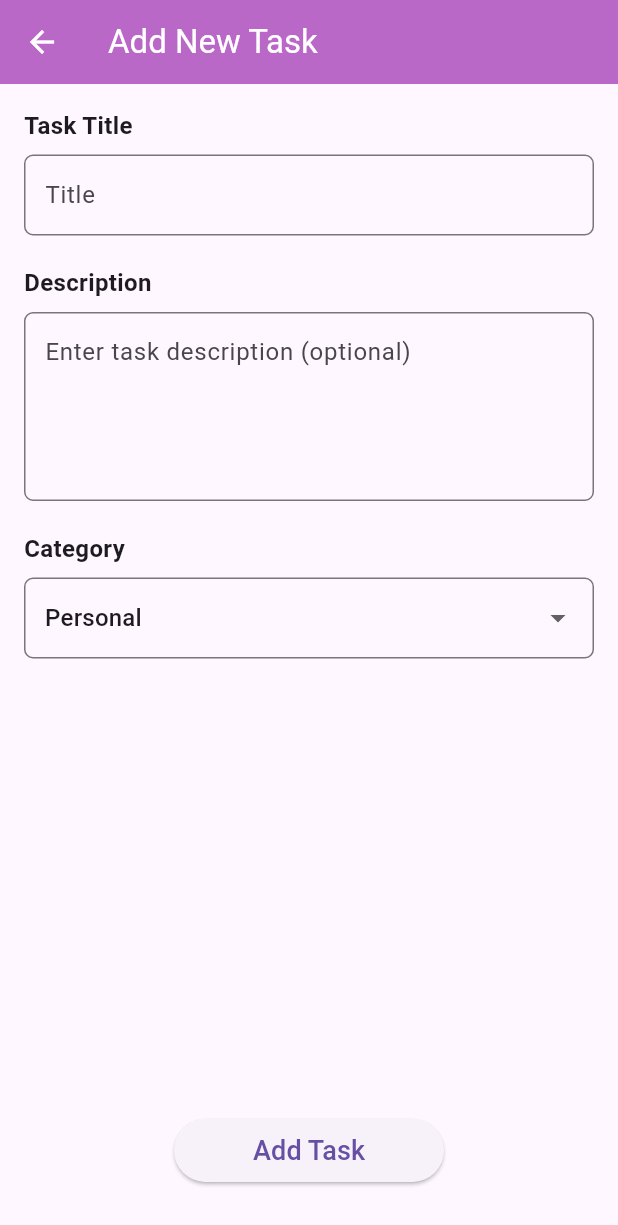
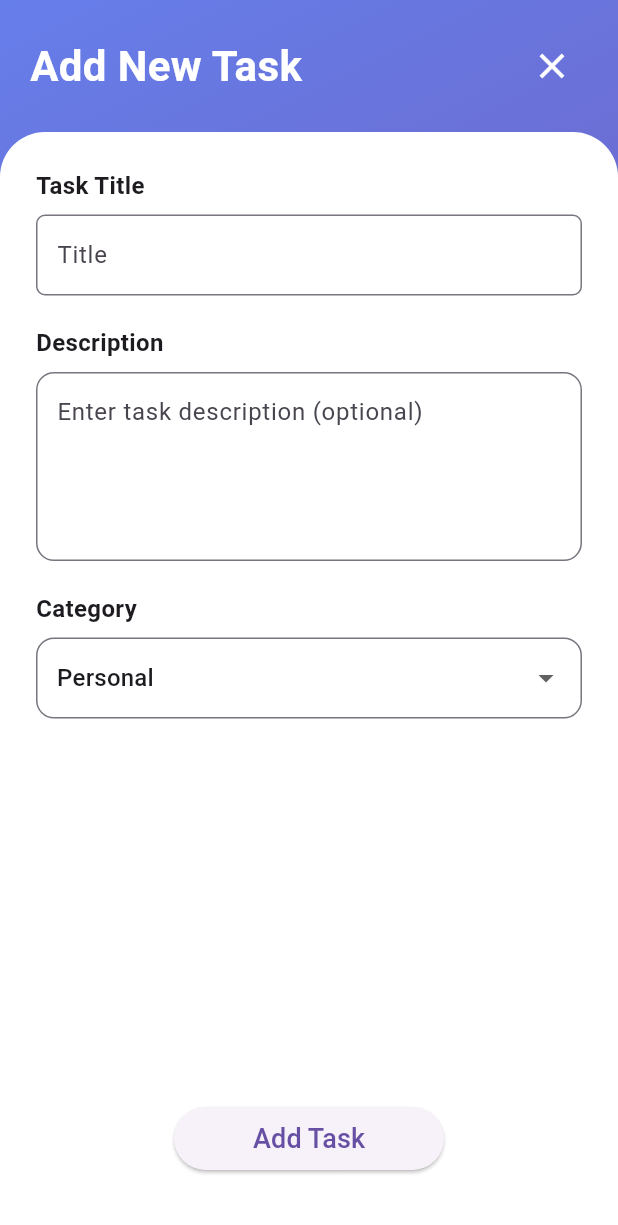
Before and after one commit to Chackooze/note-tasky-ver2, a Flutter app: the AddTaskScreen screen opened directly, on a phone screen of 412 x 824 dp. Shown: the top 1225 px of the screen. Run offline on Flutter 3.47's test engine with Material 3 defaults, Android fonts, the phone set to English and light mode, and no system bars; our stand-ins replace cloud_firestore, firebase_auth, firebase_core; accounts and stored records are empty.

Commit message:
add_task_screen.dart

```diff
--- a/lib/screens/add_task_screen.dart
+++ b/lib/screens/add_task_screen.dart
@@ -42,15 +42,55 @@ class _AddTaskScreenState extends State<AddTaskScreen> {
   @override
   Widget build(BuildContext context) {
     return Scaffold(
-      appBar: AppBar(
-        title: const Text('Add New Task'),
-        backgroundColor: Colors.purple[300],
-        foregroundColor: Colors.white,
+      body: Container(
+        decoration: const BoxDecoration(
+          gradient: LinearGradient(
+            begin: Alignment.topLeft,
+            end: Alignment.bottomRight,
+            colors: [
+              Color(0xFF667eea),
+              Color(0xFF764ba2),
+            ],
           ),
-      body: Form(
+        ),
+        child: SafeArea(
+          child: Column(
+            children: [
+              // Custom App Bar
+              Container(
+                padding: const EdgeInsets.all(20),
+                child: Row(
+                  mainAxisAlignment: MainAxisAlignment.spaceBetween,
+                  children: [
+                    const Text(
+                      'Add New Task',
+                      style: TextStyle(
+                        fontSize: 28,
+                        fontWeight: FontWeight.bold,
+                        color: Colors.white,
+                      ),
+                    ),
+                    IconButton(
+                      icon: const Icon(Icons.close, color: Colors.white, size: 28),
+                      onPressed: () => Navigator.pop(context),
+                    ),
+                  ],
+                ),
+              ),
+
+              Expanded(
+                child: Container(
+                  decoration: const BoxDecoration(
+                    color: Colors.white,
+                    borderRadius: BorderRadius.only(
+                      topLeft: Radius.circular(30),
+                      topRight: Radius.circular(30),
+                    ),
+                  ),
+                  child: Form(
                     key: _formKey,
                     child: Padding(
-          padding: const EdgeInsets.all(16.0),
+                      padding: const EdgeInsets.all(24.0),
                       child: Column(
                         crossAxisAlignment: CrossAxisAlignment.start,
                         children: [
@@ -65,7 +105,7 @@ class _AddTaskScreenState extends State<AddTaskScreen> {
                           CustomTextField(
                             hint: "Enter task title",
                             label: "Title",
-                controller: _titleController,
+                            controller: _titleController, prefixIcon: Icons.title, keyboardType: TextInputType.name, obscureText: false,
                           ),
 
                           const SizedBox(height: 20),
@@ -88,8 +128,12 @@ class _AddTaskScreenState extends State<AddTaskScreen> {
                                 horizontal: 10
                               ),
                               border: OutlineInputBorder(
-                    borderRadius: BorderRadius.circular(6),
+                                borderRadius: BorderRadius.circular(12),
                                 borderSide: const BorderSide(color: Colors.grey, width: 1),
+                              ),
+                              focusedBorder: OutlineInputBorder(
+                                borderRadius: BorderRadius.circular(12),
+                                borderSide: const BorderSide(color: Color(0xFF667eea), width: 2),
                               ),
                             ),
                           ),
@@ -112,8 +156,12 @@ class _AddTaskScreenState extends State<AddTaskScreen> {
                                 horizontal: 10
                               ),
                               border: OutlineInputBorder(
-                    borderRadius: BorderRadius.circular(6),
+                                borderRadius: BorderRadius.circular(12),
                                 borderSide: const BorderSide(color: Colors.grey, width: 1),
+                              ),
+                              focusedBorder: OutlineInputBorder(
+                                borderRadius: BorderRadius.circular(12),
+                                borderSide: const BorderSide(color: Color(0xFF667eea), width: 2),
                               ),
                             ),
                             items: _categories.map((category) {
@@ -137,10 +185,22 @@ class _AddTaskScreenState extends State<AddTaskScreen> {
                                 : CustomButton(
                                     label: "Add Task",
                                     onPressed: _addTask,
+                                    gradient: const LinearGradient(
+                                      colors: [
+                                        Color(0xFF667eea),
+                                        Color(0xFF764ba2),
+                                      ],
+                                    ),
                                   ),
                           ),
 
                           const SizedBox(height: 20),
+                        ],
+                      ),
+                    ),
+                  ),
+                ),
+              ),
             ],
           ),
         ),
```
Lines whose indentation alone changed are shown as unchanged.
